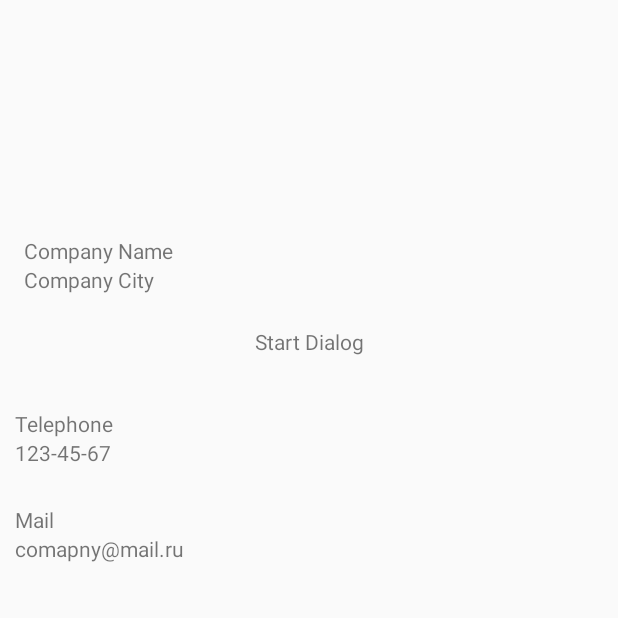
After one commit to klimovbv/Catcall-M-, an Android app: the CompanyInfoActivity screen opened directly, with no data from a screen before it, on a phone screen of 412 x 824 dp, the top half of it. The commit adds this screen. Run offline under Robolectric (Android 15) with nearby library versions, the phone set to English and light mode, and no system bars; our stand-ins replace Picasso; libraries missing offline, so code that uses them is left out: junit.framework; 5 statements that could not run were skipped.

Commit message:
Adde Company Info Fragment

```diff
--- a/app/src/main/AndroidManifest.xml
+++ b/app/src/main/AndroidManifest.xml
@@ -47,6 +47,8 @@
 
         <activity android:name="com.soundcloud.android.crop.CropImageActivity" />
 
+        <activity android:name=".activities.CompanyInfoActivity"/>
+
         <provider
             android:authorities="com.spb.kbv.catcallm"
             android:name=".data.CatcallProvider"/>
--- /dev/null
+++ b/app/src/main/java/com/spb/kbv/catcallm/activities/CompanyInfoActivity.java
@@ -0,0 +1,24 @@
+package com.spb.kbv.catcallm.activities;
+
+import android.os.Bundle;
+
+import com.spb.kbv.catcallm.R;
+import com.spb.kbv.catcallm.fragments.CompanyInfoFragment;
+import com.spb.kbv.catcallm.services.entities.UserDetails;
+
+public class CompanyInfoActivity extends BaseAuthenticatedActivity{
+    public static final String EXTRA_COMPANY_DETAILS = "EXTRA_COMPANY_DETAILS";
+    public static final String EXTRA_COMPANY_IS_NEW = "EXTRA_COMPANY_IS_NEW";
+
+
+    @Override
+    protected void onCatcallAppCreate(Bundle savedInstanceState) {
+        setContentView(R.layout.activity_company_info_container);
+
+        UserDetails companyDetails = getIntent().getParcelableExtra(EXTRA_COMPANY_DETAILS);
+        boolean isNewCompany = getIntent().getBooleanExtra(EXTRA_COMPANY_IS_NEW, false);
+        CompanyInfoFragment companyInfoFragment = CompanyInfoFragment.newInstance(companyDetails, isNewCompany);
+
+        getSupportFragmentManager().beginTransaction().add(R.id.activity_company_info_container, companyInfoFragment).commit();
+    }
+}
--- a/app/src/main/java/com/spb/kbv/catcallm/fragments/CompaniesListFragment.java
+++ b/app/src/main/java/com/spb/kbv/catcallm/fragments/CompaniesListFragment.java
@@ -13,6 +13,7 @@ import android.widget.ListView;
 import com.spb.kbv.catcallm.R;
 import com.spb.kbv.catcallm.activities.BaseActivity;
 import com.spb.kbv.catcallm.activities.ChatActivity;
+import com.spb.kbv.catcallm.activities.CompanyInfoActivity;
 import com.spb.kbv.catcallm.services.Contacts;
 import com.spb.kbv.catcallm.services.entities.UserDetails;
 import com.spb.kbv.catcallm.views.CompanyDetailsAdapter;
@@ -46,8 +47,8 @@ public class CompaniesListFragment extends BaseFragment implements AdapterView.O
     @Override
     public void onItemClick(AdapterView<?> parent, View view, int position, long id) {
         UserDetails details = adapter.getItem(position);
-        Intent intent = new Intent(getActivity(), ChatActivity.class);
-        intent.putExtra(ChatActivity.EXTRA_USER_DETAILS, details);
+        Intent intent = new Intent(getActivity(), CompanyInfoActivity.class);
+        intent.putExtra(CompanyInfoActivity.EXTRA_COMPANY_DETAILS, details);
         startActivity(intent);
     }
 
--- /dev/null
+++ b/app/src/main/java/com/spb/kbv/catcallm/fragments/CompanyInfoFragment.java
@@ -0,0 +1,101 @@
+package com.spb.kbv.catcallm.fragments;
+
+import android.content.ContentValues;
+import android.content.Context;
+import android.content.Intent;
+import android.net.Uri;
+import android.os.Bundle;
+import android.support.annotation.Nullable;
+import android.support.v4.app.Fragment;
+import android.view.LayoutInflater;
+import android.view.View;
+import android.view.ViewGroup;
+import android.widget.ImageView;
+import android.widget.TextView;
+
+import com.spb.kbv.catcallm.R;
+import com.spb.kbv.catcallm.activities.BaseAuthenticatedActivity;
+import com.spb.kbv.catcallm.activities.ChatActivity;
+import com.spb.kbv.catcallm.activities.SearchActivity;
+import com.spb.kbv.catcallm.data.MessagesContract;
+import com.spb.kbv.catcallm.infrastructure.CatcallApplication;
+import com.spb.kbv.catcallm.services.entities.UserDetails;
+import com.squareup.picasso.Picasso;
+
+import junit.framework.TestCase;
+
+public class CompanyInfoFragment extends Fragment {
+    private static final String EXTRA_DETAILS = "EXTRA_DETAILS";
+    private static final String EXTRA_COMPANY_IS_NEW = "EXTRA_COMPANY_IS_NEW";
+    private UserDetails companyDetails;
+
+    public static CompanyInfoFragment newInstance (UserDetails companyDetails, boolean companyIsNew){
+        CompanyInfoFragment companyInfoFragment = new CompanyInfoFragment();
+        Bundle args = new Bundle();
+        args.putParcelable(EXTRA_DETAILS, companyDetails);
+        args.putBoolean(EXTRA_COMPANY_IS_NEW, companyIsNew);
+        companyInfoFragment.setArguments(args);
+        return companyInfoFragment;
+    }
+
+    @Override
+    public void onCreate(@Nullable Bundle savedInstanceState) {
+        super.onCreate(savedInstanceState);
+        if (getArguments() != null && getArguments().containsKey(EXTRA_DETAILS)) {
+            companyDetails = getArguments().getParcelable(EXTRA_DETAILS);
+        } else {
+            throw new IllegalArgumentException("Must be created through newInstance(...)");
+        }
+    }
+
+    @Nullable
+    @Override
+    public View onCreateView(LayoutInflater inflater, ViewGroup container, Bundle savedInstanceState) {
+        View view = inflater.inflate(R.layout.fragment_company_info, container, false);
+
+        TextView startDialogButton = (TextView) view.findViewById(R.id.fragment_company_info_start_dialog_button);
+        startDialogButton.setOnClickListener(new View.OnClickListener() {
+            @Override
+            public void onClick(View v) {
+                if (getArguments().getBoolean(EXTRA_COMPANY_IS_NEW)) {
+                    addCompanyToContacts(companyDetails);
+                }
+
+                Intent intent = new Intent(getContext(), ChatActivity.class);
+                intent.putExtra(ChatActivity.EXTRA_USER_DETAILS, companyDetails);
+                startActivity(intent);
+            }
+        });
+        ImageView avatar = (ImageView) view.findViewById(R.id.fragment_company_info_avatar);
+        TextView companyName = (TextView) view.findViewById(R.id.fragment_company_info_name);
+        TextView companyAddress = (TextView) view.findViewById(R.id.fragment_company_info_address);
+
+        Picasso.with(getContext()).load(companyDetails.getAvatarUrl()).into(avatar);
+        companyName.setText(companyDetails.getUsername());
+        companyAddress.setText(companyDetails.getAddress());
+        return view;
+    }
+
+    private void addCompanyToContacts(UserDetails company) {
+        ContentValues fakeCompaniesValues = new ContentValues();
+
+        fakeCompaniesValues.put(MessagesContract.CompaniesEntry.COLUMN_NAME, company.getUsername());
+        fakeCompaniesValues.put(MessagesContract.CompaniesEntry.COLUMN_ADDRESS, company.getAddress());
+        fakeCompaniesValues.put(MessagesContract.CompaniesEntry.COLUMN_LATITUDE, company.getLatitude());
+        fakeCompaniesValues.put(MessagesContract.CompaniesEntry.COLUMN_LONGITUDE, company.getLongitude());
+        fakeCompaniesValues.put(MessagesContract.CompaniesEntry.COLUMN_AVATAR, company.getAvatarUrl());
+
+        CatcallApplication application = (CatcallApplication) getActivity().getApplication();
+
+        Uri insertedUri = application.getContentResolver().insert(
+                MessagesContract.CompaniesEntry.CONTENT_URI,
+                fakeCompaniesValues
+        );
+
+        company.setId(Long.valueOf(insertedUri.getLastPathSegment()));
+
+        /*Intent intent = new Intent(getActivity(), ChatActivity.class);
+        intent.putExtra(ChatActivity.EXTRA_USER_DETAILS, company);
+        startActivity(intent);*/
+    }
+}
--- /dev/null
+++ b/app/src/main/res/layout/activity_company_info_container.xml
@@ -0,0 +1,8 @@
+<?xml version="1.0" encoding="utf-8"?>
+<FrameLayout
+    xmlns:android="http://schemas.android.com/apk/res/android"
+    android:orientation="vertical"
+    android:layout_width="match_parent"
+    android:layout_height="match_parent"
+    android:id="@+id/activity_company_info_container">
+</FrameLayout>
--- /dev/null
+++ b/app/src/main/res/layout/fragment_company_info.xml
@@ -0,0 +1,95 @@
+<?xml version="1.0" encoding="utf-8"?>
+<FrameLayout
+    xmlns:android="http://schemas.android.com/apk/res/android"
+    android:layout_width="match_parent"
+    android:layout_height="match_parent">
+
+    <ScrollView
+        android:layout_width="match_parent"
+        android:layout_height="match_parent"
+        android:layout_gravity="center"
+        android:layout_marginTop="64dp">
+
+        <LinearLayout
+            android:layout_width="match_parent"
+            android:layout_height="wrap_content"
+            android:orientation="vertical">
+
+            <RelativeLayout
+                android:layout_width="match_parent"
+                android:layout_height="100dp">
+                <ImageView
+                    android:layout_width="match_parent"
+                    android:layout_height="86dp"
+                    android:id="@+id/fragment_company_info_avatar"/>
+                <LinearLayout
+                    android:layout_width="match_parent"
+                    android:layout_height="wrap_content"
+                    android:orientation="vertical"
+                    android:layout_alignParentBottom="true"
+                    android:paddingLeft="16dp">
+                    <TextView
+                        android:layout_width="wrap_content"
+                        android:layout_height="wrap_content"
+                        android:text="Company Name"
+                        android:id="@+id/fragment_company_info_name"/>
+                    <TextView
+                        android:layout_width="wrap_content"
+                        android:layout_height="wrap_content"
+                        android:text="Company City"
+                        android:id="@+id/fragment_company_info_address"/>
+                </LinearLayout>
+
+
+            </RelativeLayout>
+
+
+            <TextView
+                android:layout_width="match_parent"
+                android:layout_height="64dp"
+                android:text="Start Dialog"
+                android:padding="10dp"
+                android:id="@+id/fragment_company_info_start_dialog_button"
+                android:gravity="center"/>
+
+            <LinearLayout
+                android:layout_width="match_parent"
+                android:layout_height="64dp"
+                android:orientation="vertical"
+                android:padding="10dp"
+                android:gravity="center_vertical">
+                <TextView
+                    android:layout_width="wrap_content"
+                    android:layout_height="wrap_content"
+                    android:text="Telephone"/>
+                <TextView
+                    android:layout_width="wrap_content"
+                    android:layout_height="wrap_content"
+                    android:text="123-45-67"
+                    android:id="@+id/fragment_company_info_phone"/>
+            </LinearLayout>
+
+            <LinearLayout
+                android:layout_width="match_parent"
+                android:layout_height="64dp"
+                android:orientation="vertical"
+                android:padding="10dp"
+                android:gravity="center_vertical">
+                <TextView
+                    android:layout_width="wrap_content"
+                    android:layout_height="wrap_content"
+                    android:text="Mail"/>
+                <TextView
+                    android:layout_width="wrap_content"
+                    android:layout_height="wrap_content"
+                    android:text="comapny@mail.ru"
+                    android:id="@+id/fragment_company_info_email"/>
+            </LinearLayout>
+
+
+
+        </LinearLayout>
+
+    </ScrollView>
+
+</FrameLayout>
```
Also changed, not shown: app/src/main/java/com/spb/kbv/catcallm/activities/SearchActivity.java (+8 -4 lines), app/src/main/java/com/spb/kbv/catcallm/fragments/MapFragment.java (+18 -5 lines), app/src/main/res/layout/fragment_map.xml (+12 -2 lines).
